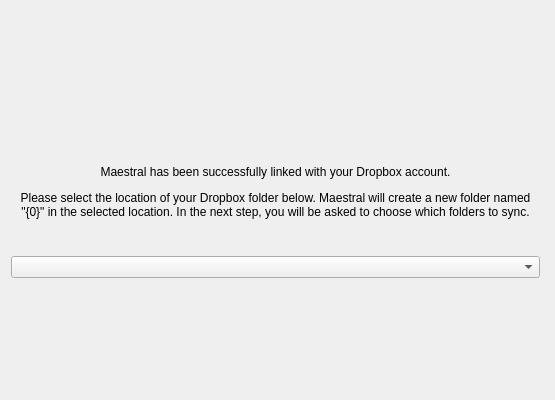
samschott/maestral-qt, file maestral_qt/resources/setup_dialog.ui: the form before one commit.
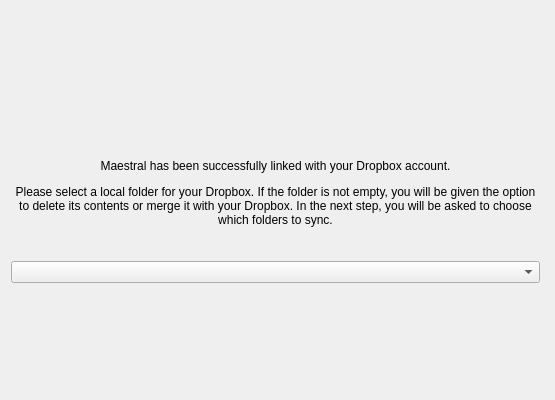
The form after the commit. The open tabs and pages were chosen to show the change. Icons and pictures are not drawn. Custom widgets are drawn as their Qt base class.

Commit message: allow free dropbox folder selection

```diff
--- a/maestral_qt/resources/setup_dialog.ui
+++ b/maestral_qt/resources/setup_dialog.ui
@@ -331,7 +331,7 @@
           </sizepolicy>
          </property>
          <property name="text">
-          <string>&lt;html&gt;&lt;head/&gt;&lt;body&gt;&lt;p align=&quot;center&quot;&gt;Maestral has been successfully linked with your Dropbox account.&lt;/p&gt;&lt;p align=&quot;center&quot;&gt;Please select the location of your Dropbox folder below. Maestral will create a new folder named &quot;{0}&quot; in the selected location. In the next step, you will be asked to choose which folders to sync.&lt;/p&gt;&lt;/body&gt;&lt;/html&gt;</string>
+          <string>&lt;html&gt;&lt;head/&gt;&lt;body&gt;&lt;p align=&quot;center&quot;&gt;Maestral has been successfully linked with your Dropbox account.&lt;/p&gt;&lt;p align=&quot;center&quot;&gt;&lt;span style=&quot; font-family:'Helvetica Neue Light'; color:#000000;&quot;&gt;Please select a local folder for your Dropbox.&lt;/span&gt; If the folder is not empty, you will be given the option to delete its contents or merge it with your Dropbox. In the next step, you will be asked to choose which folders to sync.&lt;/p&gt;&lt;/body&gt;&lt;/html&gt;</string>
          </property>
          <property name="alignment">
           <set>Qt::AlignCenter</set>
```
The commit also changes 4 other files.
